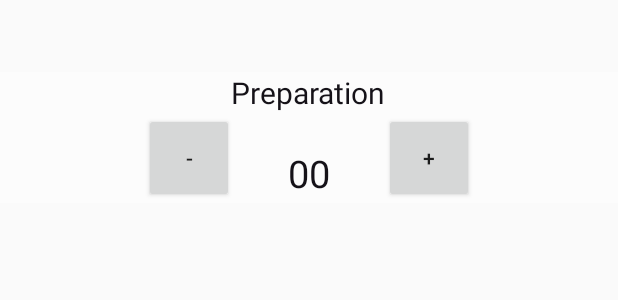
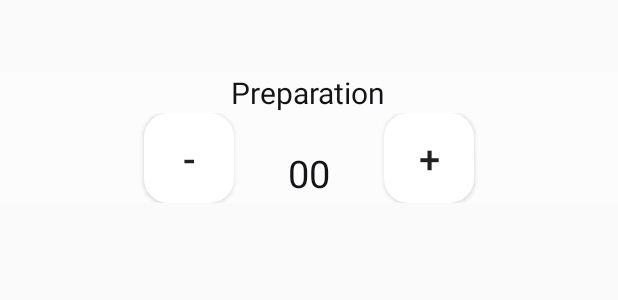
Before and after one commit to ABossy/tabatatimer, an Android app: the layout activity_exercice.xml on its own in the app's theme, with its tools: preview values and no code run, on a phone screen of 412 x 824 dp. Shown: the top 300 px of the screen. Run offline under Robolectric (Android 15) with nearby library versions, the light colour scheme and no system bars.

Commit message:
final commit

```diff
--- /dev/null
+++ b/app/src/main/res/drawable/round_button.xml
@@ -0,0 +1,26 @@
+<?xml version="1.0" encoding="utf-8"?>
+<shape xmlns:android="http://schemas.android.com/apk/res/android"
+    android:shape="rectangle">
+
+    <gradient
+        android:angle="90"
+        android:startColor="@color/white"
+        android:endColor="@color/white">
+    </gradient>
+
+    <padding
+        android:bottom="7dp"
+        android:left="7dp"
+        android:right="7dp"
+        android:top="7dp"
+        />
+    <stroke
+        android:width="2dp"
+        android:color="#FFF"
+        />
+
+    <corners
+        android:radius="15dp"
+        />
+
+</shape>
--- a/app/src/main/res/layout/activity_exercice.xml
+++ b/app/src/main/res/layout/activity_exercice.xml
@@ -27,7 +27,9 @@
             android:layout_width="60dp"
             android:layout_height="60dp"
             android:onClick="ButtonLess"
-            android:text="-"/>
+            android:background="@drawable/round_button"
+            android:text="-"
+            android:textSize="25dp"/>
 
         <TextView
             android:id="@+id/afficherTempsTravail"
@@ -45,6 +47,8 @@
             android:id="@+id/ButtonAdd"
             android:layout_width="60dp"
             android:layout_height="60dp"
+            android:background="@drawable/round_button"
+            android:textSize="25dp"
             android:text="+"
             android:onClick="ButtonAdd">
         </Button>
--- a/app/src/main/res/values/colors.xml
+++ b/app/src/main/res/values/colors.xml
@@ -5,4 +5,6 @@
     <color name="colorAccent">#98FB98</color>
     <color name="transparent">#85FFFFFF</color>
     <color name="black">#000000</color>
+    <color name="white">#FFFFFF</color>
+
 </resources>
```
Also changed, not shown: app/src/main/java/com/example/grafatabata/CreateActivity.java (+16 -2 lines), app/src/main/java/com/example/grafatabata/Libraries/RepeatListener.java (added, +82 -0 lines), app/src/main/java/com/example/grafatabata/SeanceActivity.java (+17 -4 lines).
